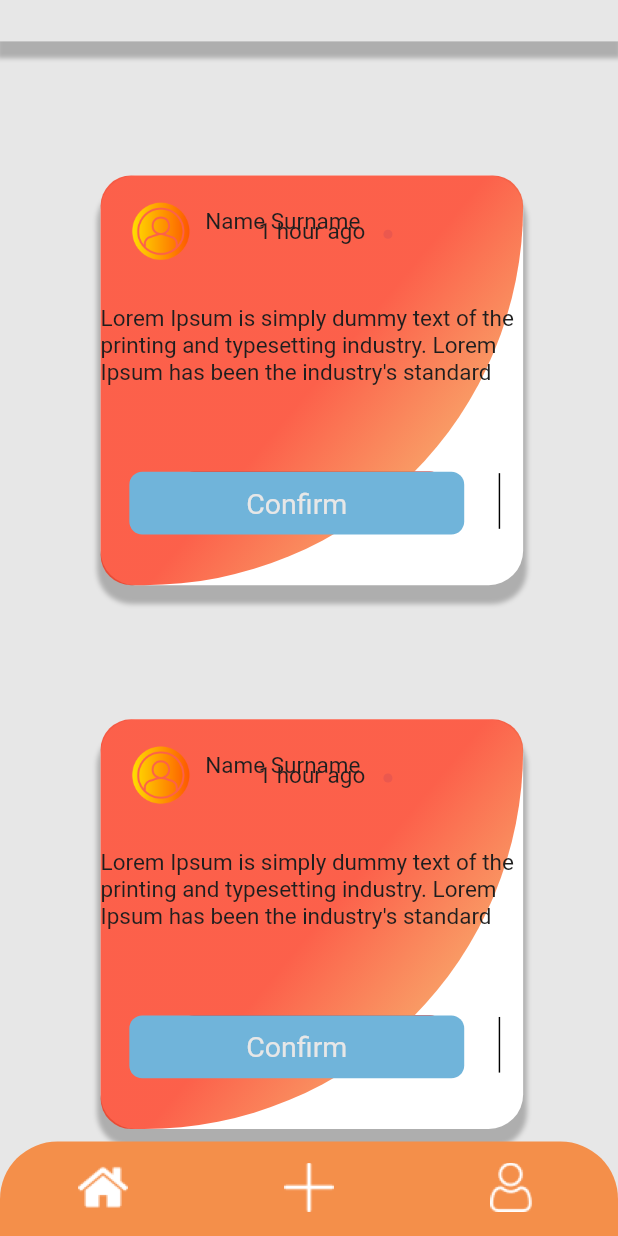
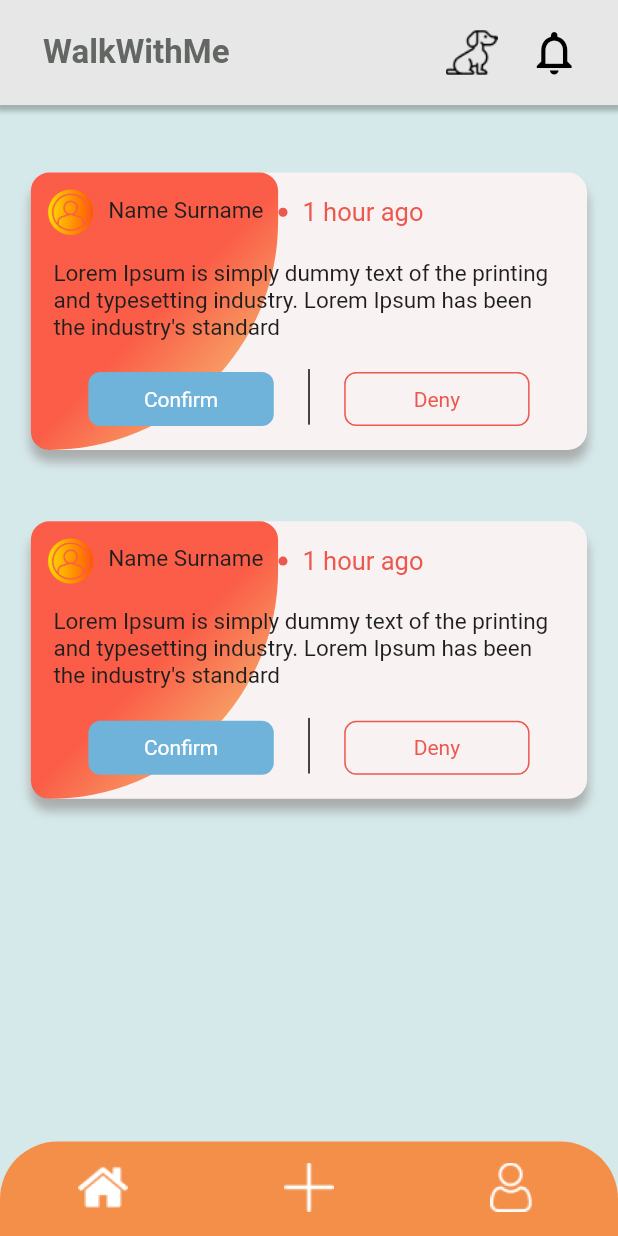
Before and after one commit to SevdaErgun/WalkWithMe, a Flutter app: the HistoryScreen screen opened by its route, on a phone screen of 412 x 824 dp. Run offline on Flutter 3.47's test engine with Material 2 defaults, Android fonts, the phone set to English and light mode, and no system bars; our stand-ins replace cached_network_image, connectivity_plus, flutter_svg, get, shared_preferences, sqflite; accounts and stored records are empty.

Commit message:
history screen ui fixed

```diff
--- a/lib/presentation/history_screen/history_screen.dart
+++ b/lib/presentation/history_screen/history_screen.dart
@@ -1,6 +1,10 @@
 import 'package:walkwithme/presentation/home_screen/home_screen.dart';
 
+import '../../widgets/app_bar/appbar_title.dart';
+import '../../widgets/app_bar/custom_app_bar.dart';
 import '../history_screen/widgets/history_item_widget.dart';
+import '../home_screen/models/home_item_model.dart';
+import '../home_screen/widgets/home_item_widget.dart';
 import 'controller/history_controller.dart';
 import 'models/history_item_model.dart';
 import 'package:flutter/material.dart';
@@ -13,47 +17,49 @@ class HistoryScreen extends GetWidget<HistoryController> {
   Widget build(BuildContext context) {
     return SafeArea(
       child: Scaffold(
-        backgroundColor: ColorConstant.gray200,
+        backgroundColor: ColorConstant.projectBackground,
+        appBar: CustomAppBar(
+          height: 70,
+          title: AppbarTitle(
+            text: "lbl_walkwithme2".tr,
+            margin: getMargin(
+              left: 30,
+            ),
+          ),
+          actions: [
+            Container(
+                child: GestureDetector(
+              onTap: () {
+                Get.toNamed(AppRoutes.dogsScreen);
+              },
+              child: Image.asset(
+                ImageConstant.imgDogIcon,
+                width: 35,
+              ),
+            )),
+            SizedBox(
+              width: 20,
+            ),
+            Container(
+              margin: EdgeInsets.only(right: 25),
+              child: Icon(
+                Icons.notifications_outlined,
+                color: Colors.black,
+                size: 35,
+              ),
+            )
+          ],
+          styleType: Style.bgShadowBlack9003f,
+        ),
         body: Container(
-          width: getHorizontalSize(
-            766,
-          ),
+          width: double.infinity,
+          padding: EdgeInsets.only(top: 45),
           child: Column(
             mainAxisAlignment: MainAxisAlignment.start,
             children: [
-              Container(
-                height: getVerticalSize(
-                  29,
-                ),
-                width: getHorizontalSize(
-                  766,
-                ),
-                decoration: BoxDecoration(
-                  color: ColorConstant.gray200,
-                  boxShadow: [
-                    BoxShadow(
-                      color: ColorConstant.black9003f,
-                      spreadRadius: getHorizontalSize(
-                        2,
-                      ),
-                      blurRadius: getHorizontalSize(
-                        2,
-                      ),
-                      offset: Offset(
-                        0,
-                        10,
-                      ),
-                    ),
-                  ],
-                ),
-              ),
               Expanded(
-                child: Padding(
-                  padding: getPadding(
-                    left: 70,
-                    top: 94,
-                    right: 66,
-                  ),
+                child: Container(
+                  width: MediaQuery.sizeOf(context).width * 9 / 10,
                   child: Obx(
                     () => ListView.separated(
                       physics: BouncingScrollPhysics(),
@@ -64,7 +70,7 @@ class HistoryScreen extends GetWidget<HistoryController> {
                       ) {
                         return SizedBox(
                           height: getVerticalSize(
-                            94,
+                            50,
                           ),
                         );
                       },
@@ -86,7 +92,7 @@ class HistoryScreen extends GetWidget<HistoryController> {
         ),
         bottomNavigationBar: CustomBottomBar(
           onChanged: (BottomBarEnum type) {
-            Get.toNamed(getCurrentRoute(type), id: 1);
+            Get.toNamed(getCurrentRoute(type));
           },
         ),
       ),
--- a/lib/presentation/history_screen/widgets/history_item_widget.dart
+++ b/lib/presentation/history_screen/widgets/history_item_widget.dart
@@ -15,58 +15,25 @@ class HistoryItemWidget extends StatelessWidget {
   @override
   Widget build(BuildContext context) {
     return Container(
-      height: getVerticalSize(
-        287,
-      ),
-      width: getHorizontalSize(
-        625,
-      ),
-      child: Stack(
-        alignment: Alignment.centerLeft,
-        children: [
-          Align(
-            alignment: Alignment.center,
-            child: Container(
-              padding: getPadding(
-                left: 56,
-                top: 38,
-                right: 56,
-                bottom: 38,
-              ),
-              decoration: AppDecoration.outlineBlack9003f1.copyWith(
-                borderRadius: BorderRadiusStyle.roundedBorder24,
-              ),
-              child: Column(
-                mainAxisSize: MainAxisSize.min,
-                crossAxisAlignment: CrossAxisAlignment.end,
-                mainAxisAlignment: MainAxisAlignment.end,
-                children: [
-                  CustomButton(
-                    height: getVerticalSize(
-                      44,
-                    ),
-                    width: getHorizontalSize(
-                      233,
-                    ),
-                    text: "lbl_deny".tr,
-                    margin: getMargin(
-                      top: 166,
-                    ),
-                    variant: ButtonVariant.OutlineRed400,
+      decoration: BoxDecoration(
+        color: ColorConstant.cardBackground,
+        borderRadius: BorderRadius.all(Radius.circular(13)),
+        boxShadow: [
+          BoxShadow(
+            color: Colors.grey.withOpacity(0.8),
+            spreadRadius: 0,
+            blurRadius: 5,
+            offset: Offset(0, 8),
           ),
         ],
       ),
-            ),
-          ),
-          Align(
-            alignment: Alignment.centerLeft,
+      width: double.infinity,
+      child: Stack(
+        //alignment: Alignment.centerLeft,
+        children: [
+          Positioned.fill(
+            right: MediaQuery.sizeOf(context).width * 5 / 10,
             child: Container(
-              padding: getPadding(
-                left: 20,
-                top: 17,
-                right: 20,
-                bottom: 17,
-              ),
               decoration:
                   AppDecoration.gradientDeeporangeA400d8Orange300d8.copyWith(
                 borderRadius: BorderRadiusStyle.customBorderBR299,
@@ -75,17 +42,24 @@ class HistoryItemWidget extends StatelessWidget {
                 mainAxisSize: MainAxisSize.min,
                 crossAxisAlignment: CrossAxisAlignment.start,
                 mainAxisAlignment: MainAxisAlignment.start,
-                children: [
-                  Row(
-                    crossAxisAlignment: CrossAxisAlignment.start,
+                children: [],
+              ),
+            ),
+          ),
+          Container(
+            child: Column(children: [
+              Container(
+                margin: EdgeInsets.all(10),
+                child: Row(
+                  //crossAxisAlignment: CrossAxisAlignment.start,
                   children: [
                     CustomImageView(
                       imagePath: ImageConstant.imgUser91,
                       height: getSize(
-                          45,
+                        35,
                       ),
                       width: getSize(
-                          45,
+                        35,
                       ),
                     ),
                     Padding(
@@ -102,16 +76,12 @@ class HistoryItemWidget extends StatelessWidget {
                       ),
                     ),
                     Container(
+                      margin: EdgeInsets.symmetric(horizontal: 10),
                       height: getSize(
                         7,
                       ),
                       width: getSize(
                         7,
-                        ),
-                        margin: getMargin(
-                          left: 16,
-                          top: 21,
-                          bottom: 17,
                       ),
                       decoration: BoxDecoration(
                         color: ColorConstant.red400,
@@ -122,34 +92,52 @@ class HistoryItemWidget extends StatelessWidget {
                         ),
                       ),
                     ),
+                    Align(
+                      alignment: Alignment.topCenter,
+                      child: Container(
+                        child: Text(
+                          "lbl_1_hour_ago".tr,
+                          overflow: TextOverflow.ellipsis,
+                          textAlign: TextAlign.left,
+                          style: AppStyle.txtRobotoRomanRegular18Red400,
+                        ),
+                      ),
+                    ),
                   ],
                 ),
-                  Align(
-                    alignment: Alignment.centerRight,
-                    child: Padding(
-                      padding: getPadding(
-                        top: 143,
-                        right: 3,
-                        bottom: 21,
               ),
+              Container(
+                margin: EdgeInsets.symmetric(vertical: 5, horizontal: 15),
+                child: Text(
+                  "msg_lorem_ipsum_is_simply".tr,
+                  maxLines: null,
+                  textAlign: TextAlign.left,
+                  style: AppStyle.txtRobotoRomanRegular20Black900,
+                ),
+              ),
+              Container(
+                margin: EdgeInsets.symmetric(vertical: 10),
                 child: Row(
-                        mainAxisAlignment: MainAxisAlignment.end,
+                  mainAxisAlignment: MainAxisAlignment.center,
                   children: [
-                          CustomButton(
-                            height: getVerticalSize(
-                              44,
-                            ),
-                            width: getHorizontalSize(
-                              233,
-                            ),
-                            text: "lbl_confirm".tr,
-                            fontStyle:
-                                ButtonFontStyle.RobotoRomanRegular20Gray200,
+                    SizedBox(
+                      width: MediaQuery.sizeOf(context).width * 3 / 10,
+                      child: ElevatedButton(
+                          onPressed: () {},
+                          child: const Text('Confirm'),
+                          style: ButtonStyle(
+                              elevation: MaterialStateProperty.all(0),
+                              backgroundColor: MaterialStateProperty.all(
+                                  ColorConstant.blue30001),
+                              shape: MaterialStateProperty.all<
+                                      RoundedRectangleBorder>(
+                                  RoundedRectangleBorder(
+                                borderRadius: BorderRadius.circular(
+                                    8.0), /*side: BorderSide(color: Colors.red)*/
+                              )))),
                     ),
                     Padding(
-                            padding: getPadding(
-                              left: 24,
-                            ),
+                      padding: getPadding(left: 24, right: 24),
                       child: SizedBox(
                         height: getVerticalSize(
                           44,
@@ -171,44 +159,25 @@ class HistoryItemWidget extends StatelessWidget {
                         ),
                       ),
                     ),
+                    SizedBox(
+                      width: MediaQuery.sizeOf(context).width * 3 / 10,
+                      child: OutlinedButton(
+                        onPressed: () {},
+                        child: const Text('Deny',
+                            style: TextStyle(
+                                color: Color.fromRGBO(235, 88, 78, 1))),
+                        style: OutlinedButton.styleFrom(
+                          shape: new RoundedRectangleBorder(
+                              borderRadius: new BorderRadius.circular(8.0)),
+                          side: BorderSide(
+                              width: 1.0, color: ColorConstant.red400),
+                        ),
+                      ),
+                    )
                   ],
                 ),
               ),
-                  ),
-                ],
-              ),
-            ),
-          ),
-          Align(
-            alignment: Alignment.topCenter,
-            child: Container(
-              width: getHorizontalSize(
-                510,
-              ),
-              margin: getMargin(
-                top: 91,
-              ),
-              child: Text(
-                "msg_lorem_ipsum_is_simply".tr,
-                maxLines: null,
-                textAlign: TextAlign.left,
-                style: AppStyle.txtRobotoRomanRegular20Black900,
-              ),
-            ),
-          ),
-          Align(
-            alignment: Alignment.topCenter,
-            child: Padding(
-              padding: getPadding(
-                top: 30,
-              ),
-              child: Text(
-                "lbl_1_hour_ago".tr,
-                overflow: TextOverflow.ellipsis,
-                textAlign: TextAlign.left,
-                style: AppStyle.txtRobotoRomanRegular14Black900,
-              ),
-            ),
+            ]),
           ),
         ],
       ),
```
Lines whose indentation alone changed are shown as unchanged.
